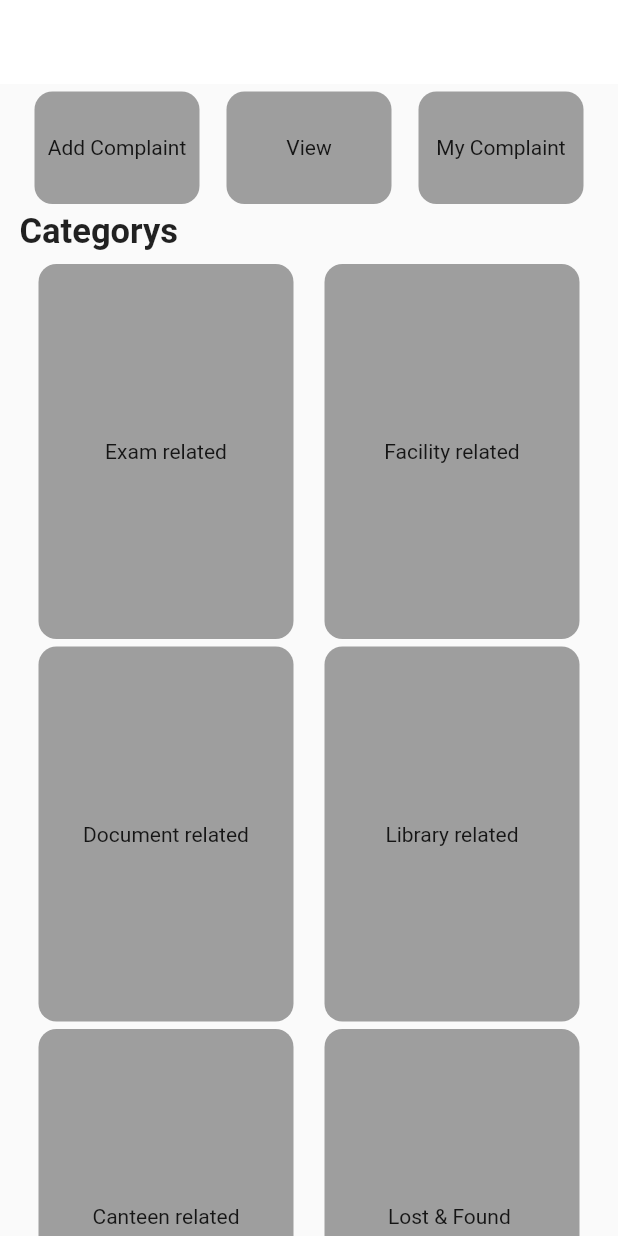
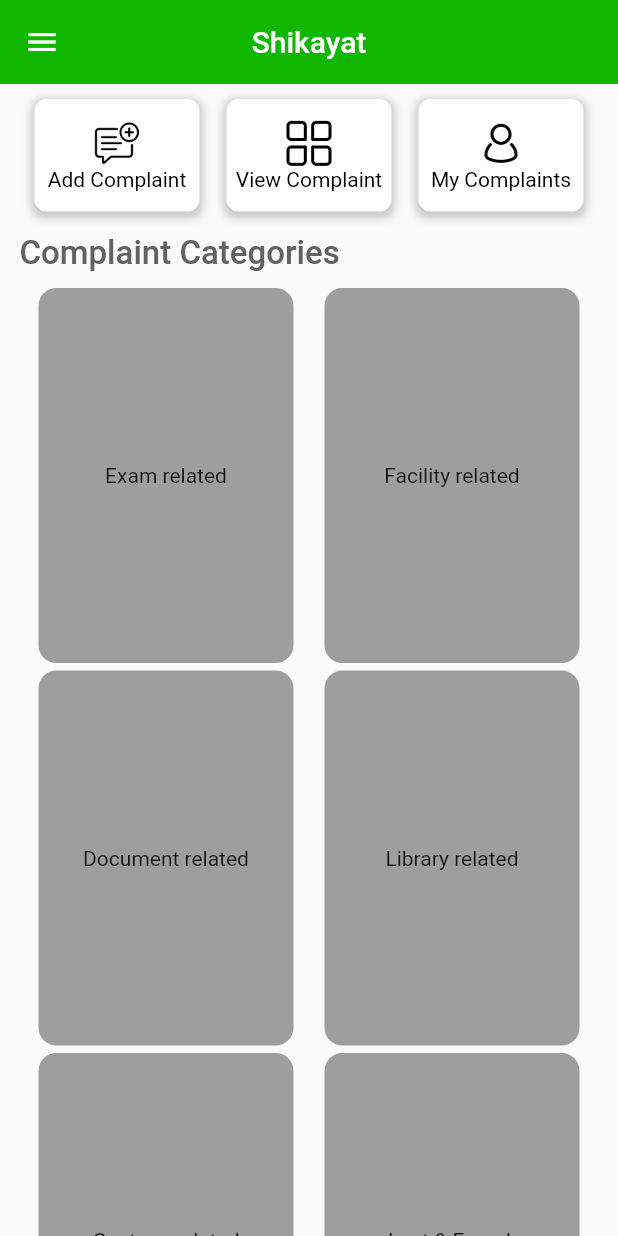
Before and after one commit to VikramadityaDev/shikayat, a Flutter app: the screen it shows after launch, on a phone screen of 412 x 824 dp. Run offline on Flutter 3.47's test engine with Material 2 defaults, Android fonts, the phone set to English and light mode, and no system bars; our stand-ins replace firebase_core; accounts and stored records are empty.

Commit message:
minor changes

```diff
--- a/lib/screens/student/home_screen.dart
+++ b/lib/screens/student/home_screen.dart
@@ -1,18 +1,27 @@
 import 'package:flutter/material.dart';
 
-class HomeScreen extends StatelessWidget {
+class HomeScreen extends StatefulWidget {
   const HomeScreen({super.key});
 
   @override
+  State<HomeScreen> createState() => _HomeScreenState();
+}
+
+class _HomeScreenState extends State<HomeScreen> {
+  final scaffoldKey = GlobalKey<ScaffoldState>();
+
+  @override
   Widget build(BuildContext context) {
-    return Scaffold(
+    return SafeArea(
+      child: Scaffold(
+        key: scaffoldKey,
         appBar: AppBar(
           centerTitle: true,
           title: const Text(
             "Shikayat",
           ),
           elevation: 0,
-        backgroundColor: Colors.white,
+          backgroundColor: const Color(0xFF10B600),
         ),
         drawer: Drawer(
           backgroundColor: Colors.white,
@@ -20,7 +29,7 @@ class HomeScreen extends StatelessWidget {
             padding: EdgeInsets.zero,
             children: [
               const UserAccountsDrawerHeader(
-              decoration: BoxDecoration(color: Colors.grey),
+                decoration: BoxDecoration(color: Color(0xFF10B600),),
                 accountName: Text('User Name'),
                 accountEmail: Text('Lpcps@example.com'),
                 currentAccountPicture: CircleAvatar(
@@ -45,11 +54,17 @@ class HomeScreen extends StatelessWidget {
             ],
           ),
         ),
-      body: SingleChildScrollView(
+        body: GestureDetector(
+          onTap: () => FocusScope.of(context).unfocus(),
+          child: SingleChildScrollView(
             child: Padding(
               padding: const EdgeInsets.all(5.0),
-          child:
-              Column(crossAxisAlignment: CrossAxisAlignment.start, children: [
+              child: Column(
+                  crossAxisAlignment: CrossAxisAlignment.start,
+                  children: [
+                    const SizedBox(
+                      height: 5,
+                    ),
                     Row(
                       mainAxisAlignment: MainAxisAlignment.spaceEvenly,
                       children: [
@@ -58,38 +73,124 @@ class HomeScreen extends StatelessWidget {
                           width: 110.0,
                           height: 75,
                           decoration: BoxDecoration(
-                      color: Colors.grey,
-                      borderRadius: BorderRadius.circular(12)),
-                  child: const Text("Add Complaint"),
+                            color: Colors.white,
+                            borderRadius: BorderRadius.circular(8),
+                            boxShadow: [
+                              BoxShadow(
+                                color: Colors.black.withOpacity(0.2),
+                                // Shadow color
+                                spreadRadius: 2,
+                                // Spread radius
+                                blurRadius: 4,
+                                // Blur radius
+                                offset: const Offset(
+                                    0, 2), // Offset from the bottom
+                              ),
+                            ],
+                          ),
+                          child: const Column(
+                            mainAxisAlignment: MainAxisAlignment.center,
+                            children: [
+                              Image(
+                                image: AssetImage('assets/add_message.png'),
+                                width: 32,
+                                height: 32,
+                              ),
+                              SizedBox(width: 8),
+                              Text(
+                                "Add Complaint",
+                                style: TextStyle(color: Colors.black),
+                              ),
+                            ],
+                          ),
                         ),
                         Container(
                           alignment: Alignment.center,
                           width: 110.0,
                           height: 75,
                           decoration: BoxDecoration(
-                      color: Colors.grey,
-                      borderRadius: BorderRadius.circular(12)),
-                  child: const Text("View"),
+                            color: Colors.white,
+                            borderRadius: BorderRadius.circular(8),
+                            boxShadow: [
+                              BoxShadow(
+                                color: Colors.black.withOpacity(0.2),
+                                // Shadow color
+                                spreadRadius: 2,
+                                // Spread radius
+                                blurRadius: 4,
+                                // Blur radius
+                                offset: const Offset(
+                                    0, 2), // Offset from the bottom
+                              ),
+                            ],
+                          ),
+                          child: const Column(
+                            mainAxisAlignment: MainAxisAlignment.center,
+                            children: [
+                              Image(
+                                image: AssetImage('assets/view.png'),
+                                width: 32,
+                                height: 32,
+                              ),
+                              SizedBox(width: 8),
+                              Text(
+                                "View Complaint",
+                                style: TextStyle(color: Colors.black),
+                              ),
+                            ],
+                          ),
                         ),
                         Container(
                           alignment: Alignment.center,
                           width: 110.0,
                           height: 75,
                           decoration: BoxDecoration(
-                      color: Colors.grey,
-                      borderRadius: BorderRadius.circular(12)),
-                  child: const Text("My Complaint"),
+                            color: Colors.white,
+                            borderRadius: BorderRadius.circular(8),
+                            boxShadow: [
+                              BoxShadow(
+                                color: Colors.black.withOpacity(0.2),
+                                // Shadow color
+                                spreadRadius: 2,
+                                // Spread radius
+                                blurRadius: 4,
+                                // Blur radius
+                                offset: const Offset(
+                                    0, 2), // Offset from the bottom
+                              ),
+                            ],
+                          ),
+                          child: const Column(
+                            mainAxisAlignment: MainAxisAlignment.center,
+                            children: [
+                              Image(
+                                image: AssetImage('assets/account.png'),
+                                width: 32,
+                                height: 32,
+                              ),
+                              SizedBox(width: 8),
+                              Text(
+                                "My Complaints",
+                                style: TextStyle(color: Colors.black),
+                              ),
+                            ],
+                          ),
                         ),
                       ],
                     ),
                     const SizedBox(
                       height: 5,
                     ),
-            const Padding(
-              padding: EdgeInsets.only(left: 8.0, right: 8.0, bottom: 8.0),
+                    Padding(
+                      padding:
+                          const EdgeInsets.only(left: 8.0, right: 8.0, bottom: 10.0, top: 10.0),
                       child: Text(
-                "Categorys",
-                style: TextStyle(fontWeight: FontWeight.bold, fontSize: 23),
+                        "Complaint Categories",
+                        style: TextStyle(
+                            fontWeight: FontWeight.w500,
+                            fontSize: 22,
+                          color: Colors.grey[700],
+                        ),
                       ),
                     ),
                     Row(
@@ -170,6 +271,8 @@ class HomeScreen extends StatelessWidget {
                   ]),
             ),
           ),
+        ),
+      ),
     );
   }
 }
--- a/pubspec.yaml
+++ b/pubspec.yaml
@@ -23,3 +23,4 @@ flutter:
 
   assets:
     - assets/
+    - assets/add_message.png
```
Also changed, not shown: assets/account.png (added), assets/add_message.png (added), assets/view.png (added). Lines whose indentation alone changed are shown as unchanged.
